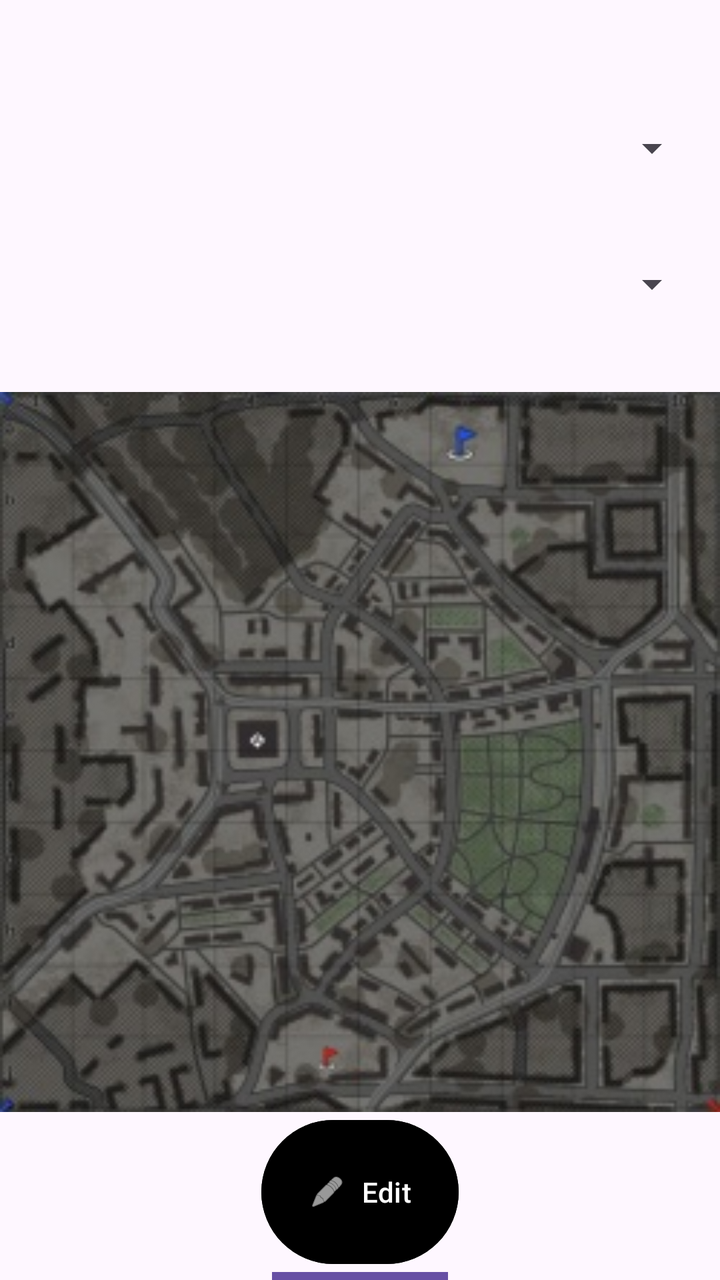
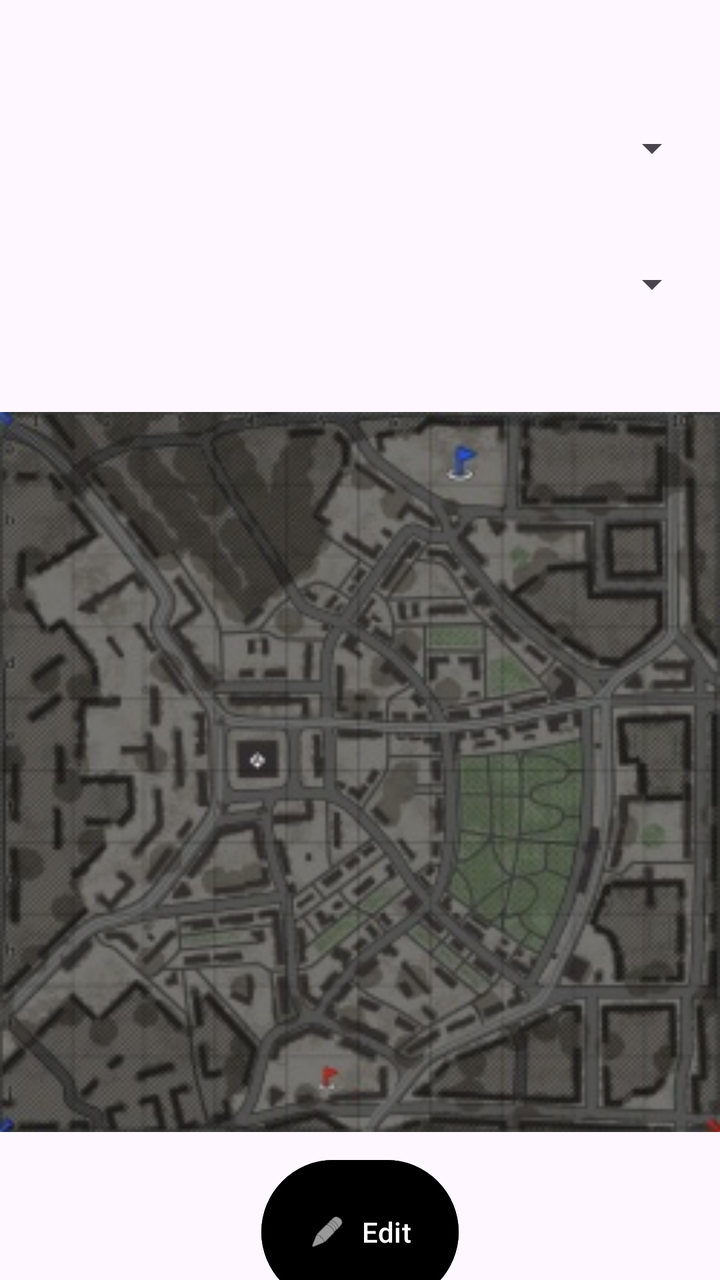

Screens rendered from an Android XML layout before and after an edit, with the pre-edit source and the edit as a unified diff.
<!-- AndroidManifest.xml: application theme Theme.WarThunderMapDraw -->
<!-- res/layout/activity_main.xml -->
<?xml version="1.0" encoding="utf-8"?>
<LinearLayout xmlns:android="http://schemas.android.com/apk/res/android"
    xmlns:app="http://schemas.android.com/apk/res-auto"
    xmlns:tools="http://schemas.android.com/tools"
    android:layout_width="match_parent"
    android:layout_height="match_parent"
    android:orientation="vertical"
    tools:context=".MainActivity">

    <Spinner
        android:id="@+id/SelectMach"
        android:layout_marginTop="50dp"
        android:layout_marginBottom="10dp"
        android:layout_marginLeft="10dp"
        android:layout_marginRight="10dp"
        android:layout_width="match_parent"
        android:layout_height="48dp" />

    <Spinner
        android:id="@+id/SelectMap"
        android:layout_margin="10dp"
        android:layout_width="match_parent"
        android:layout_height="48dp" />

    <ImageView
        android:id="@+id/Map"
        android:layout_width="match_parent"
        android:layout_height="wrap_content"
        android:layout_marginTop="20dp"
        android:adjustViewBounds="true"
        android:contentDescription="map"
        android:src="@drawable/map_250px_maplayout_conquest1_advancetotherhine_abrbsb" />

    <LinearLayout
        android:layout_width="wrap_content"
        android:layout_height="wrap_content"
        android:orientation="horizontal">


    </LinearLayout>

    <Button
        android:id="@+id/Edit"
        android:layout_width="wrap_content"
        android:layout_height="80dp"
        android:layout_gravity="center"

        android:backgroundTint="@color/black"
        android:text="Edit"
        app:icon="@android:drawable/ic_menu_edit"
        app:iconGravity="textStart"

        app:iconPadding="8dp" />

    <View
        android:id="@+id/view"
        android:layout_width="match_parent"
        android:layout_height="0dp"
        android:layout_weight="1"/>

    <Button
        android:id="@+id/Share"
        android:layout_width="wrap_content"
        android:layout_height="wrap_content"
        android:layout_gravity="center"
        android:layout_marginBottom="25dp"
        android:background="@drawable/plain"


        android:text="Share"

        android:textSize="13dp" />

</LinearLayout>
<!-- resources referenced by this layout -->
<resources>
  <color name="black">#FF000000</color>
  <!-- drawable map_250px_maplayout_conquest1_advancetotherhine_abrbsb: jpg bitmap (drawable, 34051 bytes) -->
  <!-- drawable plain (drawable) -->
  <shape xmlns:android="http://schemas.android.com/apk/res/android"
      android:shape="rectangle">
      <solid android:color="#2196F3"/>
  
      <corners android:radius="0dp" />
  </shape>
  <style name="Theme.WarThunderMapDraw" parent="Base.Theme.WarThunderMapDraw" />
  <style name="Base.Theme.WarThunderMapDraw" parent="Theme.Material3.DayNight.NoActionBar">
          
          
      </style>
</resources>

<!-- the commit's change to res/layout/activity_main.xml (unified diff, before → after) -->
@@ -25,7 +25,7 @@
     <ImageView
         android:id="@+id/Map"
         android:layout_width="match_parent"
-        android:layout_height="wrap_content"
+        android:layout_height="380dp"
         android:layout_marginTop="20dp"
         android:adjustViewBounds="true"
         android:contentDescription="map"
